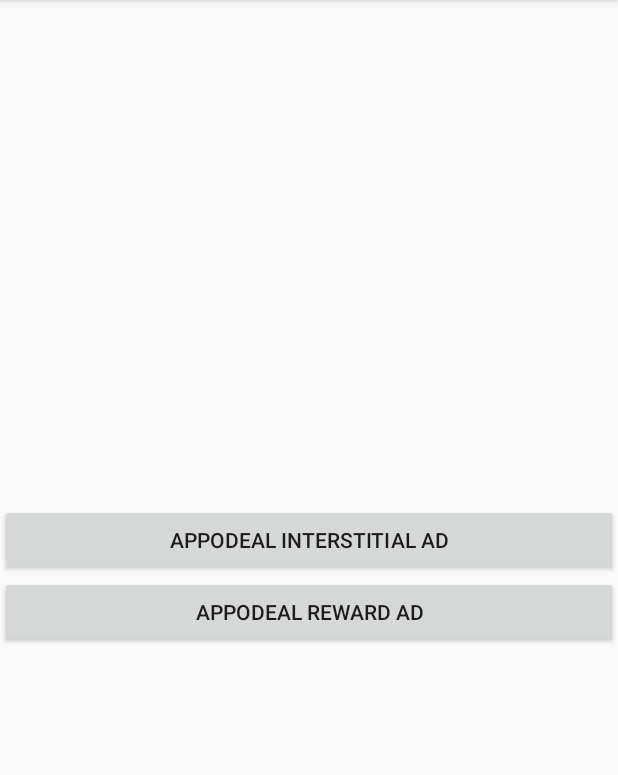
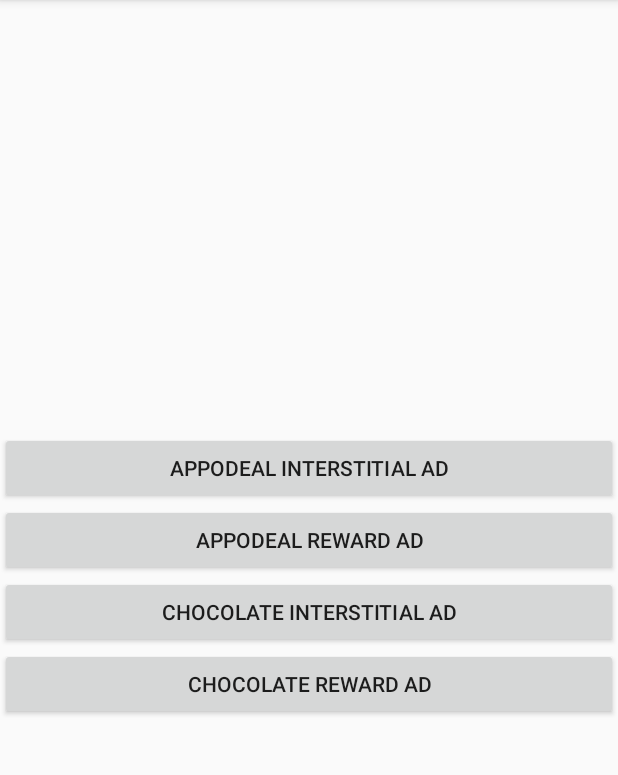
Before and after one commit to kkawai/ChocolateAppoDSample, an Android app: the screen it shows after launch (MainActivity), on a phone screen of 412 x 824 dp, the part 84-859 px from its top. Run offline under Robolectric (Android 15) with nearby library versions, the phone set to English and light mode, and no system bars; libraries missing offline, so code that uses them is left out: com.appodeal.ads, com.vdopia.ads; 7 statements that could not run were skipped.

Commit message:
Added chocolate ads

```diff
--- a/app/src/main/java/net/atlasianvdopia/MainActivity.java
+++ b/app/src/main/java/net/atlasianvdopia/MainActivity.java
@@ -8,10 +8,24 @@ import android.view.View;
 import com.appodeal.ads.Appodeal;
 import com.appodeal.ads.InterstitialCallbacks;
 import com.appodeal.ads.RewardedVideoCallbacks;
+import com.vdopia.ads.lw.Chocolate;
+import com.vdopia.ads.lw.InitCallback;
+import com.vdopia.ads.lw.LVDOAdRequest;
+import com.vdopia.ads.lw.LVDOConstants;
+import com.vdopia.ads.lw.LVDOInterstitialAd;
+import com.vdopia.ads.lw.LVDOInterstitialListener;
+import com.vdopia.ads.lw.LVDORewardedAd;
+import com.vdopia.ads.lw.RewardedAdListener;
 
-public class MainActivity extends AppCompatActivity {
+public class MainActivity extends AppCompatActivity implements RewardedAdListener, LVDOInterstitialListener {
 
     public static final String TAG = "KevinAppodeal";
+
+    private final static String CHOCOLATE_APP_KEY = "XqjhRR";
+
+    LVDOAdRequest adRequest = new LVDOAdRequest(this);
+    LVDOInterstitialAd interstitialAd;
+    LVDORewardedAd rewardedAd;
 
     @Override
     protected void onCreate(Bundle savedInstanceState) {
@@ -19,6 +33,18 @@ public class MainActivity extends AppCompatActivity {
         String appoDealKey = "ccbd57eeec72f3baa5a081bc26d8e1ad9b7bbac0f1a4c273";
         Appodeal.disableLocationPermissionCheck();
         Appodeal.initialize(this, appoDealKey, Appodeal.INTERSTITIAL | Appodeal.REWARDED_VIDEO | Appodeal.MREC);
+        Chocolate.init(this, CHOCOLATE_APP_KEY, new InitCallback() {
+            @Override
+            public void onSuccess() {
+                Log.d(TAG,"Chocolate.init success");
+                LVDORewardedAd.prefetch(MainActivity.this, CHOCOLATE_APP_KEY, adRequest);
+            }
+
+            @Override
+            public void onError(String s) {
+                Log.d(TAG,"Chocolate.init error: "+s);
+            }
+        });
 
         super.onCreate(savedInstanceState);
         setContentView(R.layout.activity_main);
@@ -69,6 +95,9 @@ public class MainActivity extends AppCompatActivity {
             }
         });
 
+        interstitialAd = new LVDOInterstitialAd(this, CHOCOLATE_APP_KEY, this);
+        rewardedAd = new LVDORewardedAd(this, CHOCOLATE_APP_KEY, this);
+
     }
 
     public void onLoadInterstitialAd(View view) {
@@ -78,4 +107,77 @@ public class MainActivity extends AppCompatActivity {
     public void onLoadRewardAd(View view) {
         Appodeal.show(this, Appodeal.REWARDED_VIDEO);
     }
+
+    public void onLoadInterstitialChocolateAd(View view) {
+        interstitialAd.loadAd(adRequest);
+    }
+
+    public void onLoadRewardChocolateAd(View view) {
+        rewardedAd.loadAd(adRequest);
+    }
+
+    @Override
+    public void onRewardedVideoLoaded(LVDORewardedAd lvdoRewardedAd) {
+        Log.d(TAG, "onRewardedVideoLoaded");
+        try {
+            lvdoRewardedAd.showRewardAd("secret234", "myUserId", "coins", "4.00");
+        }catch (Exception e) {
+            Log.e(TAG, "onRewardedVideoLoaded");
+        }
+    }
+
+    @Override
+    public void onRewardedVideoFailed(LVDORewardedAd lvdoRewardedAd, LVDOConstants.LVDOErrorCode lvdoErrorCode) {
+        Log.d(TAG, "onRewardedVideoFailed");
+    }
+
+    @Override
+    public void onRewardedVideoShown(LVDORewardedAd lvdoRewardedAd) {
+        Log.d(TAG, "onRewardedVideoShown");
+    }
+
+    @Override
+    public void onRewardedVideoShownError(LVDORewardedAd lvdoRewardedAd, LVDOConstants.LVDOErrorCode lvdoErrorCode) {
+        Log.d(TAG, "onRewardedVideoShownError");
+    }
+
+    @Override
+    public void onRewardedVideoDismissed(LVDORewardedAd lvdoRewardedAd) {
+        Log.d(TAG, "onRewardedVideoFinished");
+    }
+
+    @Override
+    public void onRewardedVideoCompleted(LVDORewardedAd lvdoRewardedAd) {
+        Log.d(TAG, "onRewardedVideoCompleted");
+    }
+
+    @Override
+    public void onInterstitialLoaded(LVDOInterstitialAd lvdoInterstitialAd) {
+        Log.d(TAG, "onInterstitialLoaded");
+        try {
+            interstitialAd.show();
+        }catch (Exception e) {
+            Log.e(TAG, "onInterstitialLoaded: "+e);
+        }
+    }
+
+    @Override
+    public void onInterstitialFailed(LVDOInterstitialAd lvdoInterstitialAd, LVDOConstants.LVDOErrorCode lvdoErrorCode) {
+        Log.d(TAG, "onInterstitialFailed");
+    }
+
+    @Override
+    public void onInterstitialShown(LVDOInterstitialAd lvdoInterstitialAd) {
+        Log.d(TAG, "onInterstitialShown");
+    }
+
+    @Override
+    public void onInterstitialClicked(LVDOInterstitialAd lvdoInterstitialAd) {
+        Log.d(TAG, "onInterstitialClicked");
+    }
+
+    @Override
+    public void onInterstitialDismissed(LVDOInterstitialAd lvdoInterstitialAd) {
+        Log.d(TAG, "onInterstitialDismissed");
+    }
 }
--- a/app/src/main/res/layout/activity_main.xml
+++ b/app/src/main/res/layout/activity_main.xml
@@ -20,4 +20,16 @@
         android:layout_height="wrap_content"
         android:text="APPODEAL Reward AD" />
 
+    <Button
+        android:onClick="onLoadInterstitialChocolateAd"
+        android:layout_width="match_parent"
+        android:layout_height="wrap_content"
+        android:text="CHOCOLATE Interstitial AD" />
+
+    <Button
+        android:onClick="onLoadRewardChocolateAd"
+        android:layout_width="match_parent"
+        android:layout_height="wrap_content"
+        android:text="CHOCOLATE Reward AD" />
+
 </LinearLayout>
```
Also changed, not shown: app/build.gradle (+47 -1 lines).
